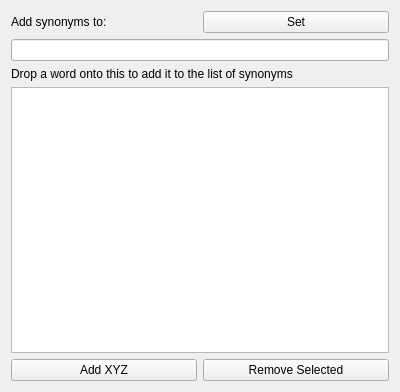
First picture: the form in src/entry-dialogs/synonymwidget.ui, repository KDE/parley, before the edit.
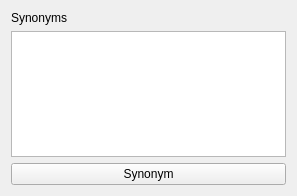
Second picture: the form after the edit.

Commit message: Much easier gui.

```diff
--- a/src/entry-dialogs/synonymwidget.ui
+++ b/src/entry-dialogs/synonymwidget.ui
@@ -5,8 +5,8 @@
    <rect>
     <x>0</x>
     <y>0</y>
-    <width>400</width>
-    <height>392</height>
+    <width>297</width>
+    <height>196</height>
    </rect>
   </property>
   <property name="windowTitle" >
@@ -14,37 +14,9 @@
   </property>
   <layout class="QVBoxLayout" name="verticalLayout" >
    <item>
-    <layout class="QHBoxLayout" name="horizontalLayout" >
-     <item>
-      <widget class="QLabel" name="translationLabel" >
-       <property name="text" >
-        <string>Add synonyms to:</string>
-       </property>
-      </widget>
-     </item>
-     <item>
-      <widget class="QPushButton" name="setTranslationButton" >
-       <property name="text" >
-        <string>Set</string>
-       </property>
-      </widget>
-     </item>
-    </layout>
-   </item>
-   <item>
-    <widget class="QLineEdit" name="translationLineEdit" >
-     <property name="readOnly" >
-      <bool>true</bool>
-     </property>
-    </widget>
-   </item>
-   <item>
-    <widget class="QLabel" name="dragLabel" >
+    <widget class="QLabel" name="synonymLabel" >
      <property name="text" >
-      <string>Drop a word onto this to add it to the list of synonyms</string>
-     </property>
-     <property name="wordWrap" >
-      <bool>true</bool>
+      <string>Synonyms</string>
      </property>
     </widget>
    </item>
@@ -52,22 +24,11 @@
     <widget class="QListView" name="listView" />
    </item>
    <item>
-    <layout class="QHBoxLayout" name="horizontalLayout_2" >
-     <item>
-      <widget class="QPushButton" name="addToListButton" >
-       <property name="text" >
-        <string>Add XYZ</string>
-       </property>
-      </widget>
-     </item>
-     <item>
-      <widget class="QPushButton" name="removeFromListButton" >
-       <property name="text" >
-        <string>Remove Selected</string>
-       </property>
-      </widget>
-     </item>
-    </layout>
+    <widget class="QPushButton" name="synonymButton" >
+     <property name="text" >
+      <string>Synonym</string>
+     </property>
+    </widget>
    </item>
   </layout>
  </widget>
```
The commit also changes 2 other files.
